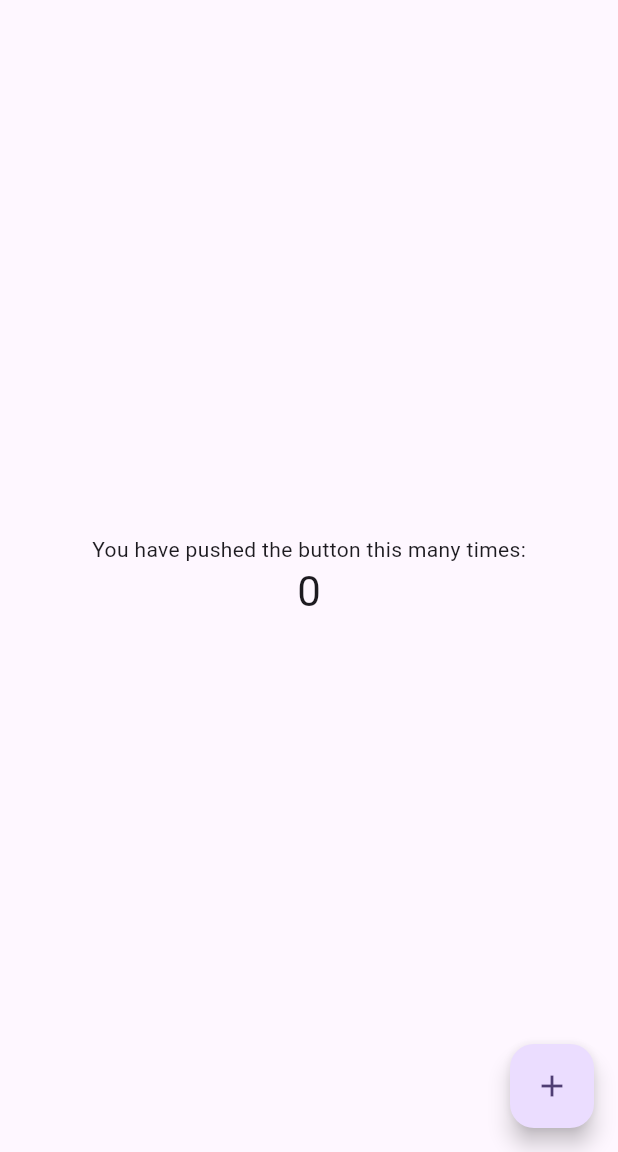
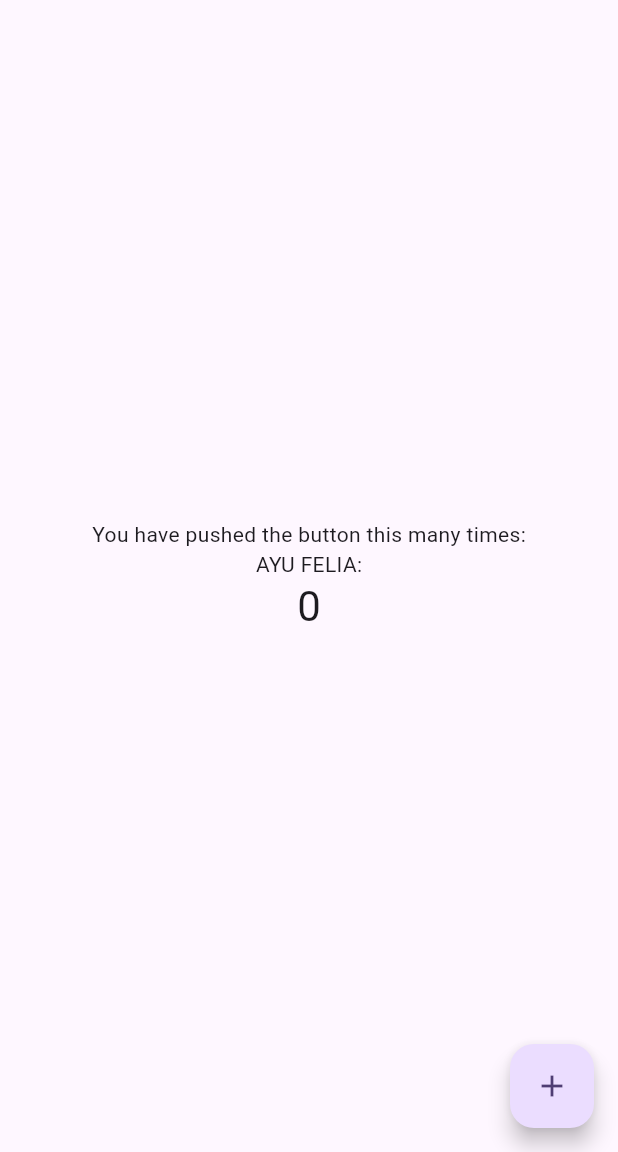
Before and after one commit to ayufelia/aplikasi_flutter, a Flutter app: the screen it shows after launch, on a phone screen of 412 x 824 dp, the part 84-1236 px from its top. Run offline on Flutter 3.47's test engine with Material 3 defaults, Android fonts, the phone set to English and light mode, and no system bars.

Commit message:
Edit Flutter

```diff
--- a/lib/main.dart
+++ b/lib/main.dart
@@ -105,6 +105,7 @@ class _MyHomePageState extends State<MyHomePage> {
           mainAxisAlignment: .center,
           children: [
             const Text('You have pushed the button this many times:'),
+            const Text('AYU FELIA:'),
             Text(
               '$_counter',
               style: Theme.of(context).textTheme.headlineMedium,
```
